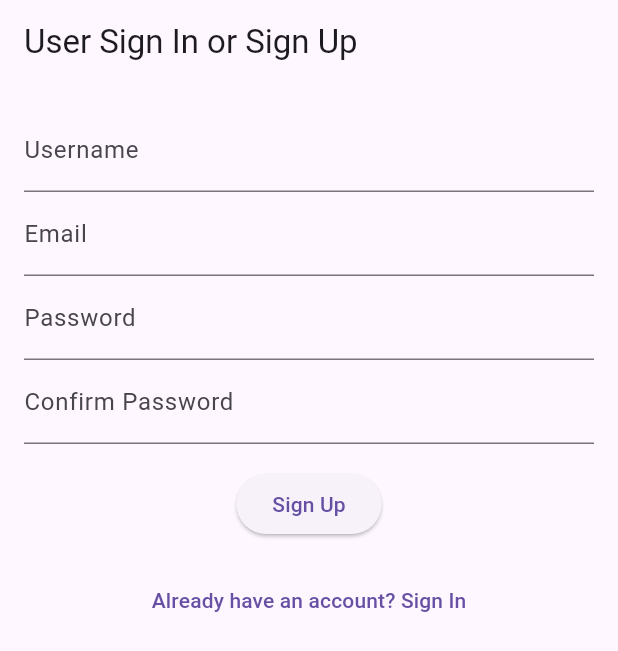
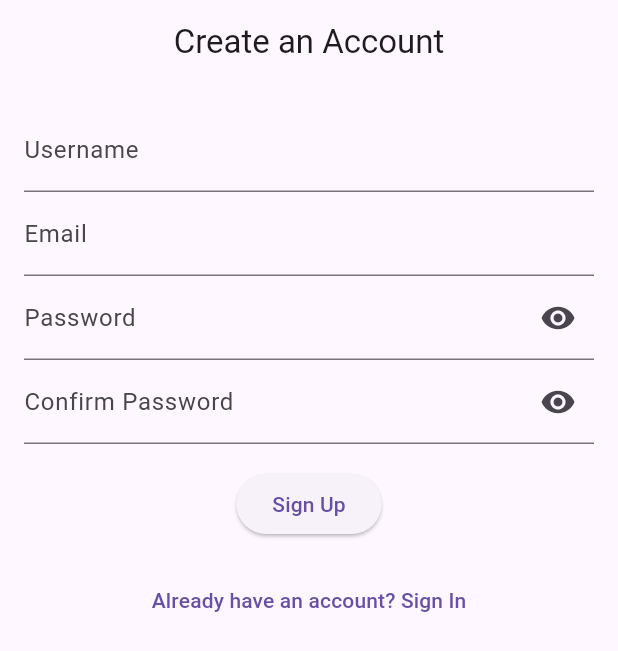
Before and after one commit to nu1lspaxe/finance_manager, a Flutter app: the screen it shows after launch, after a tap on "Don't have an account? Sign Up", on a phone screen of 412 x 824 dp. Shown: the top 651 px of the screen. Run offline on Flutter 3.47's test engine with Material 3 defaults, Android fonts, the phone set to English and light mode, and no system bars; our stand-ins replace dio, flutter_bloc, flutter_dotenv, go_router, logger, pretty_dio_logger and 1 more; generated files the repository leaves out were written again.

Commit message:
feat: refine ui

```diff
--- a/lib/l10n/app_en.arb
+++ b/lib/l10n/app_en.arb
@@ -1,7 +1,9 @@
 {
     "@@locale": "en",
-    "auth_screen": "User Sign In or Sign Up",
-    "@auth_screen": {},
+    "auth_sign_in": "Welcome Back!",
+    "@auth_sign_in": {},
+    "auth_sign_up": "Create an Account",
+    "@auth_sign_up": {},
     "sign_in": "Sign In",
     "@sign_in": {},
     "sign_up": "Sign Up",
--- a/lib/l10n/app_zh.arb
+++ b/lib/l10n/app_zh.arb
@@ -1,7 +1,9 @@
 {
     "@@locale": "zh",
-    "auth_screen": "用戶登入或註冊",
-    "@auth_screen": {},
+    "auth_sign_in": "歡迎回來！",
+    "@auth_sign_in": {},
+    "auth_sign_up": "創建帳戶",
+    "@auth_sign_up": {},
     "sign_in": "登入",
     "@sign_in": {},
     "sign_up": "註冊",
--- a/lib/ui/auth/auth.dart
+++ b/lib/ui/auth/auth.dart
@@ -19,13 +19,19 @@ class AuthScreen extends StatefulWidget {
 class _AuthScreenState extends State<AuthScreen> {
   bool _isSignIn = true;
 
+
   @override
   Widget build(BuildContext context) {
     return BlocProvider(
       create: (context) => AuthBloc(AuthService()),
       child: Scaffold(
         appBar: AppBar(
-          title: Text(AppLocalizations.of(context)!.auth_screen),
+          title: Text(
+            _isSignIn
+                ? AppLocalizations.of(context)!.auth_sign_in
+                : AppLocalizations.of(context)!.auth_sign_up,
+          ),
+          centerTitle: true,
         ),
         body: BlocListener<AuthBloc, AuthState>(
             listener: (context, state) async {
--- a/lib/ui/auth/widgets/sign_in.dart
+++ b/lib/ui/auth/widgets/sign_in.dart
@@ -4,14 +4,20 @@ import 'package:flutter/material.dart';
 import 'package:flutter_bloc/flutter_bloc.dart';
 import 'package:flutter_gen/gen_l10n/app_localizations.dart';
 
-class SignInWidget extends StatelessWidget {
+class SignInWidget extends StatefulWidget {
   const SignInWidget({super.key});
 
   @override
+  State<SignInWidget> createState() => _SignInWidgetState();
+}
+
+class _SignInWidgetState extends State<SignInWidget> {
+  final emailController = TextEditingController();
+  final passwordController = TextEditingController();
+  bool obscurePassword = true;
+
+  @override
   Widget build(BuildContext context) {
-    final emailController = TextEditingController();
-    final passwordController = TextEditingController();
-
     return Padding(
       padding: Styles.paddingMedium,
       child: Column(
@@ -26,8 +32,18 @@ class SignInWidget extends StatelessWidget {
             controller: passwordController,
             decoration: InputDecoration(
               labelText: AppLocalizations.of(context)!.password,
+              suffixIcon: IconButton(
+                icon: Icon(
+                  obscurePassword ? Icons.visibility_off : Icons.visibility,
+                ),
+                onPressed: () {
+                  setState(() {
+                    obscurePassword = !obscurePassword;
+                  });
+                },
+              ),
             ),
-            obscureText: true,
+            obscureText: obscurePassword,
           ),
           const SizedBox(height: Styles.spacingMedium),
           BlocBuilder<AuthBloc, AuthState>(
--- a/lib/ui/auth/widgets/sign_up.dart
+++ b/lib/ui/auth/widgets/sign_up.dart
@@ -4,17 +4,23 @@ import 'package:flutter/material.dart';
 import 'package:flutter_bloc/flutter_bloc.dart';
 import 'package:flutter_gen/gen_l10n/app_localizations.dart';
 
-class SignUpWidget extends StatelessWidget {
+class SignUpWidget extends StatefulWidget {
   const SignUpWidget({super.key});
 
   @override
+  State<SignUpWidget> createState() => _SignUpWidgetState();
+}
+
+class _SignUpWidgetState extends State<SignUpWidget> {
+  final usernameController = TextEditingController();
+  final emailController = TextEditingController();
+  final passwordController = TextEditingController();
+  final confirmPasswordController = TextEditingController();
+  bool obscurePassword = true;
+  bool obsecureConfirmPassword = true;
+
+  @override
   Widget build(BuildContext context) {
-    final usernameController = TextEditingController();
-    final emailController = TextEditingController();
-    final passwordController = TextEditingController();
-    final confirmPasswordController = TextEditingController();
-    bool obscurePassword = true;
-
     return Padding(
       padding: Styles.paddingMedium,
       child: Column(
@@ -35,6 +41,16 @@ class SignUpWidget extends StatelessWidget {
             controller: passwordController,
             decoration: InputDecoration(
               labelText: AppLocalizations.of(context)!.password,
+              suffixIcon: IconButton(
+                icon: Icon(
+                  obscurePassword ? Icons.visibility : Icons.visibility_off,
+                ),
+                onPressed: () {
+                  setState(() {
+                    obscurePassword = !obscurePassword;
+                  });
+                },
+              ),
             ),
             obscureText: obscurePassword,
           ),
@@ -42,12 +58,22 @@ class SignUpWidget extends StatelessWidget {
             controller: confirmPasswordController,
             decoration: InputDecoration(
               labelText: AppLocalizations.of(context)!.confirm_password,
+              suffixIcon: IconButton(
+                icon: Icon(
+                  obsecureConfirmPassword ? Icons.visibility : Icons.visibility_off,
+                ),
+                onPressed: () {
+                  setState(() {
+                    obsecureConfirmPassword = !obsecureConfirmPassword;
+                  });
+                },
+              ),
             ),
-            obscureText: obscurePassword,
+            obscureText: obsecureConfirmPassword,
           ),
           const SizedBox(height: Styles.spacingMedium),
           BlocBuilder<AuthBloc, AuthState>(
-            builder:(context, state) {
+            builder: (context, state) {
               if (state is AuthLoading) {
                 return const CircularProgressIndicator();
               }
@@ -58,7 +84,7 @@ class SignUpWidget extends StatelessWidget {
                       usernameController.text,
                       emailController.text,
                       passwordController.text,
-                      confirmPasswordController.text
+                      confirmPasswordController.text,
                     ),
                   );
                 },
@@ -67,7 +93,7 @@ class SignUpWidget extends StatelessWidget {
             },
           )
         ],
-      )
+      ),
     );
   }
 }
```
